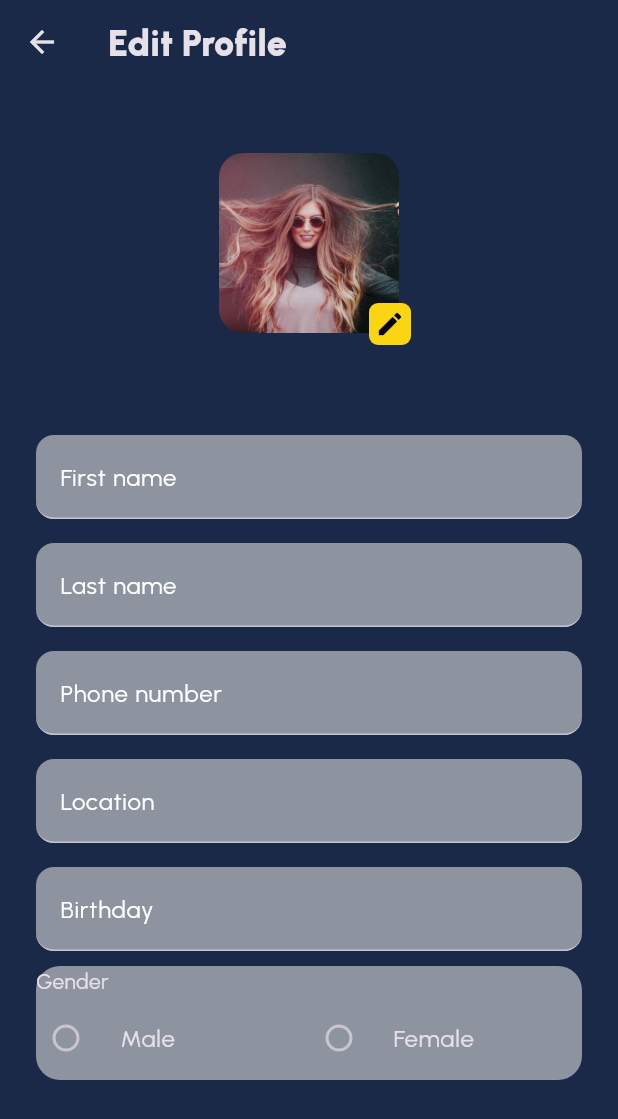
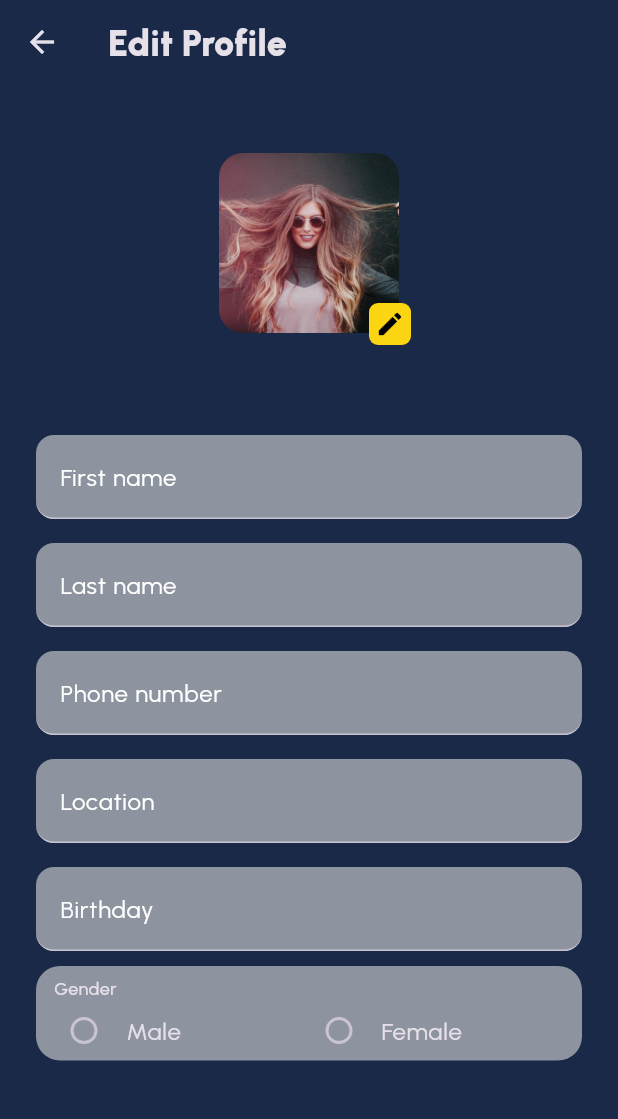
Before and after one commit to habberrih/chat-app, a Flutter app: the EditProfilePage screen opened by its route, on a phone screen of 412 x 824 dp. Shown: the top 1119 px of the screen. Run offline on Flutter 3.47's test engine with Material 3 defaults, Android fonts, the phone set to English and light mode, and no system bars; our stand-ins replace device_preview, flutter_svg; project files that could hold a hidden picture were left out.

Commit message:
refactor: add some styles

```diff
--- a/lib/pages/profile/edit_profile_page.dart
+++ b/lib/pages/profile/edit_profile_page.dart
@@ -1,4 +1,5 @@
 import 'package:chat_app/styles/app_colors.dart';
+import 'package:chat_app/styles/app_text.dart';
 
 import '/config/app_strings.dart';
 import '/widgets/app_text_field.dart';
@@ -84,6 +85,7 @@ class _EditProfilePageState extends State<EditProfilePage> {
                 height: 10,
               ),
               Container(
+                padding: const EdgeInsets.only(left: 12, right: 12, top: 6),
                 decoration: BoxDecoration(
                   color: AppColors.fieldColor,
                   borderRadius: const BorderRadius.all(
@@ -93,13 +95,22 @@ class _EditProfilePageState extends State<EditProfilePage> {
                 child: Column(
                   crossAxisAlignment: CrossAxisAlignment.start,
                   children: [
-                    const Text(AppStrings.gender),
+                    Text(
+                      AppStrings.gender,
+                      style: AppText.body1.copyWith(
+                        fontSize: 12,
+                      ),
+                    ),
                     Row(
                       children: [
                         Expanded(
                           child: RadioListTile(
                             title: const Text(AppStrings.male),
                             value: Gender.male,
+                            visualDensity: const VisualDensity(
+                              horizontal: VisualDensity.minimumDensity,
+                              vertical: VisualDensity.minimumDensity
+                            ),
                             contentPadding: EdgeInsets.zero,
                             groupValue: gender,
                             onChanged: (value) {
@@ -113,6 +124,10 @@ class _EditProfilePageState extends State<EditProfilePage> {
                           child: RadioListTile(
                             title: const Text(AppStrings.female),
                             value: Gender.female,
+                            visualDensity: const VisualDensity(
+                              horizontal: VisualDensity.minimumDensity,
+                              vertical: VisualDensity.minimumDensity
+                            ),
                             contentPadding: EdgeInsets.zero,
                             groupValue: gender,
                             onChanged: (value) {
```
